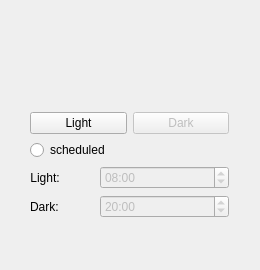
Above: bin/ui/mainwindow.ui from oskarsh/Yin-Yang before the change. Below: the same form after it.
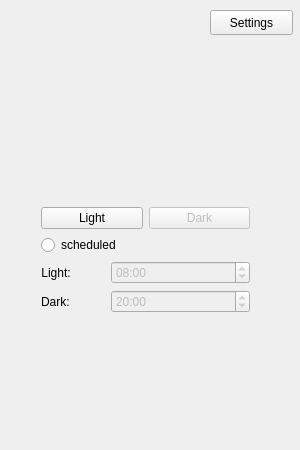
That is the form after the change. Icons and pictures are not drawn.

Diff of the .ui file:
```diff
--- a/bin/ui/mainwindow.ui
+++ b/bin/ui/mainwindow.ui
@@ -9,8 +9,8 @@
    <rect>
     <x>0</x>
     <y>0</y>
-    <width>260</width>
-    <height>270</height>
+    <width>300</width>
+    <height>450</height>
    </rect>
   </property>
   <property name="sizePolicy">
@@ -21,14 +21,14 @@
   </property>
   <property name="minimumSize">
    <size>
-    <width>260</width>
-    <height>270</height>
+    <width>300</width>
+    <height>450</height>
    </size>
   </property>
   <property name="maximumSize">
    <size>
-    <width>260</width>
-    <height>270</height>
+    <width>500</width>
+    <height>450</height>
    </size>
   </property>
   <property name="baseSize">
@@ -48,15 +48,30 @@
    <widget class="QWidget" name="verticalLayoutWidget">
     <property name="geometry">
      <rect>
-      <x>19</x>
-      <y>20</y>
-      <width>221</width>
-      <height>231</height>
+      <x>30</x>
+      <y>40</y>
+      <width>231</width>
+      <height>381</height>
      </rect>
     </property>
     <layout class="QVBoxLayout" name="verticalLayout">
-     <item>
-      <widget class="QLabel" name="yinyangimg">
+     <property name="spacing">
+      <number>6</number>
+     </property>
+     <item alignment="Qt::AlignHCenter|Qt::AlignVCenter">
+      <widget class="QLabel" name="yinyang_img">
+       <property name="maximumSize">
+        <size>
+         <width>64</width>
+         <height>64</height>
+        </size>
+       </property>
+       <property name="sizeIncrement">
+        <size>
+         <width>0</width>
+         <height>0</height>
+        </size>
+       </property>
        <property name="text">
         <string/>
        </property>
@@ -67,7 +82,7 @@
         <pixmap>assets/icon.png</pixmap>
        </property>
        <property name="alignment">
-        <set>Qt::AlignCenter</set>
+        <set>Qt::AlignLeading|Qt::AlignLeft|Qt::AlignTop</set>
        </property>
       </widget>
      </item>
@@ -159,6 +174,19 @@
      </item>
     </layout>
    </widget>
+   <widget class="QPushButton" name="settings_push">
+    <property name="geometry">
+     <rect>
+      <x>210</x>
+      <y>10</y>
+      <width>83</width>
+      <height>25</height>
+     </rect>
+    </property>
+    <property name="text">
+     <string>Settings</string>
+    </property>
+   </widget>
   </widget>
  </widget>
  <layoutdefault spacing="6" margin="11"/>
```
Left out of the diff: 9 changed lines with no effect on the pictures.
